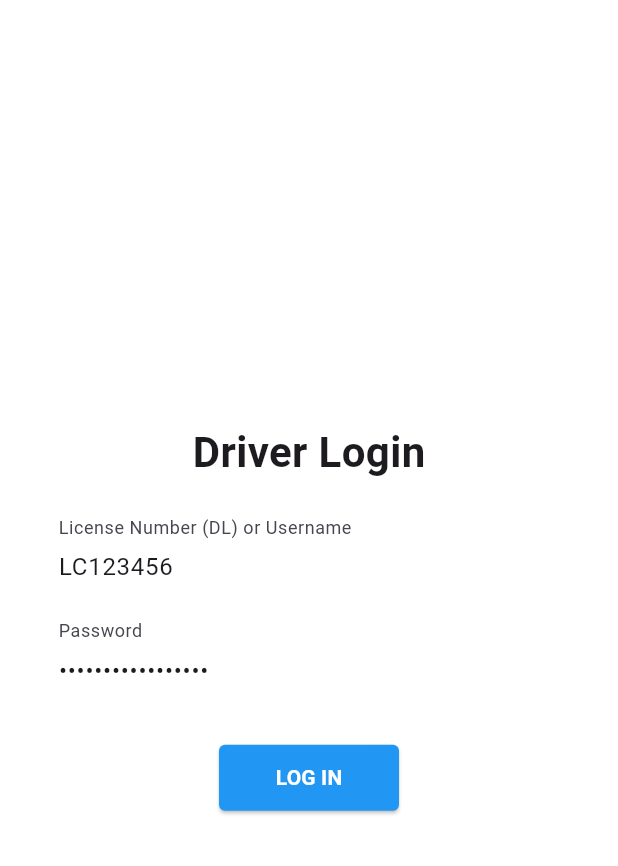
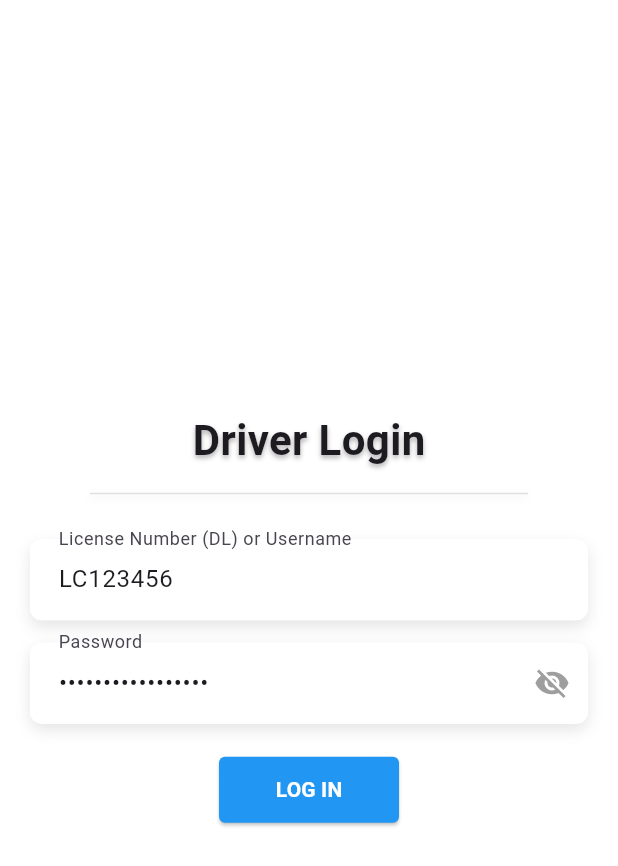
Before and after one commit to YouthStack-Dev/Fleet_Driver_App, a Flutter app: the screen it shows after launch, on a phone screen of 412 x 824 dp. Shown: the top 866 px of the screen. Run offline on Flutter 3.47's test engine with Material 3 defaults, Android fonts, the phone set to English and light mode, and no system bars; our stand-ins replace dio, firebase_core, firebase_database, flutter_secure_storage, geolocator, logger and 2 more; missing offline and left inert: flutter_overlay_window; accounts and stored records are empty.

Commit message:
UI Refinement: Shadows, Fonts, White Theme, Release 1.0.2+3

```diff
--- a/lib/main.dart
+++ b/lib/main.dart
@@ -37,15 +37,19 @@ class MyApp extends StatelessWidget {
         title: 'Driver App',
         navigatorKey: NavigationService.navigatorKey, // Add global key
         theme: ThemeData(
-          scaffoldBackgroundColor: Colors.white, // Bright White Background
+          scaffoldBackgroundColor: Colors.white, // Pure White Background
           primarySwatch: Colors.deepPurple,
           appBarTheme: const AppBarTheme(
-            backgroundColor: Color(0xFF8B85FF), // Light Bright Purple
-            foregroundColor: Colors.white,
+            backgroundColor: Colors.white, // White Header
+            foregroundColor: Colors.black, // Black Text/Icons
             elevation: 0,
-            shape: RoundedRectangleBorder(
-              borderRadius: BorderRadius.vertical(bottom: Radius.circular(20)), // Rounded Corners
+            titleTextStyle: TextStyle(
+              color: Colors.black,
+              fontSize: 24, // Larger
+              fontWeight: FontWeight.w900, // Extra Bold
+              letterSpacing: 0.8,
             ),
+            // Removed rounded shape for glass effect compatibility
           ),
           elevatedButtonTheme: ElevatedButtonThemeData(
             style: ElevatedButton.styleFrom(
--- a/lib/screens/login_screen.dart
+++ b/lib/screens/login_screen.dart
@@ -15,6 +15,7 @@ class _LoginScreenState extends State<LoginScreen> {
   final _passwordController = TextEditingController(text: 'StrongPassword123');
   bool _isLoading = false;
   bool _isChecking = true;
+  bool _isObscure = true;
   String? _error;
 
   @override
@@ -68,39 +69,110 @@ class _LoginScreenState extends State<LoginScreen> {
           child: Column(
             mainAxisAlignment: MainAxisAlignment.center,
             children: [
-              const Text(
+              Text(
                 'Driver Login',
-                style: TextStyle(fontSize: 28, fontWeight: FontWeight.bold),
+                style: TextStyle(
+                  fontSize: 28,
+                  fontWeight: FontWeight.bold,
+                  shadows: [
+                    Shadow(
+                      color: Colors.black.withOpacity(0.3),
+                      offset: const Offset(0, 2),
+                      blurRadius: 4,
+                    ),
+                  ],
+                ),
+              ),
+              const SizedBox(height: 15),
+              // Shadow Divider
+              Container(
+                height: 1,
+                margin: const EdgeInsets.symmetric(horizontal: 40),
+                decoration: BoxDecoration(
+                  color: Colors.grey[300],
+                  boxShadow: [
+                    BoxShadow(
+                      color: Colors.black.withOpacity(0.1),
+                      blurRadius: 4,
+                      offset: const Offset(0, 2),
+                    ),
+                  ],
+                ),
               ),
               const SizedBox(height: 30),
-              TextField(
+              // Shadow Border for License Field
+              Container(
+                decoration: BoxDecoration(
+                  color: Colors.white,
+                  borderRadius: BorderRadius.circular(8),
+                  boxShadow: [
+                    BoxShadow(
+                      color: Colors.black.withOpacity(0.1),
+                      blurRadius: 8,
+                      offset: const Offset(0, 4), // Shadow position
+                    ),
+                  ],
+                ),
+                child: TextField(
                   controller: _licenseController,
                   decoration: InputDecoration(
                     labelText: 'License Number (DL) or Username',
-                  border: OutlineInputBorder(borderRadius: BorderRadius.circular(8)),
+                    border: OutlineInputBorder(
+                      borderRadius: BorderRadius.circular(8),
+                      borderSide: BorderSide.none, // Remove default border to emphasize shadow
+                    ),
                     enabledBorder: OutlineInputBorder(
                       borderRadius: BorderRadius.circular(8),
-                    borderSide: const BorderSide(color: Color(0xFFddd)),
+                      borderSide: BorderSide.none,
                     ),
                     filled: true,
                     fillColor: Colors.white,
                     contentPadding: const EdgeInsets.symmetric(horizontal: 15, vertical: 15),
                   ),
                 ),
+              ),
               const SizedBox(height: 15),
-              TextField(
+              // Shadow Border for Password Field
+              Container(
+                decoration: BoxDecoration(
+                  color: Colors.white,
+                  borderRadius: BorderRadius.circular(8),
+                  boxShadow: [
+                    BoxShadow(
+                      color: Colors.black.withOpacity(0.1),
+                      blurRadius: 8,
+                      offset: const Offset(0, 4),
+                    ),
+                  ],
+                ),
+                child: TextField(
                   controller: _passwordController,
-                obscureText: true,
+                  obscureText: _isObscure,
                   decoration: InputDecoration(
                     labelText: 'Password',
-                  border: OutlineInputBorder(borderRadius: BorderRadius.circular(8)),
+                    border: OutlineInputBorder(
+                      borderRadius: BorderRadius.circular(8),
+                      borderSide: BorderSide.none,
+                    ),
                     enabledBorder: OutlineInputBorder(
                       borderRadius: BorderRadius.circular(8),
-                    borderSide: const BorderSide(color: Color(0xFFddd)),
+                      borderSide: BorderSide.none,
                     ),
                     filled: true,
                     fillColor: Colors.white,
                     contentPadding: const EdgeInsets.symmetric(horizontal: 15, vertical: 15),
+                    suffixIcon: IconButton(
+                      icon: Icon(
+                        _isObscure ? Icons.visibility_off : Icons.visibility,
+                        color: Colors.grey,
+                      ),
+                      onPressed: () {
+                        setState(() {
+                          _isObscure = !_isObscure;
+                        });
+                      },
+                    ),
+                  ),
                 ),
               ),
               const SizedBox(height: 20),
--- a/lib/screens/rides_screen.dart
+++ b/lib/screens/rides_screen.dart
@@ -1,4 +1,5 @@
 import 'package:flutter/material.dart';
+import 'dart:ui'; // For BackdropFilter
 import 'package:provider/provider.dart';
 import 'package:url_launcher/url_launcher.dart';
 import '../providers/booking_provider.dart';
@@ -51,11 +52,19 @@ class _RidesScreenState extends State<RidesScreen> {
     final provider = Provider.of<BookingProvider>(context);
 
     return Scaffold(
+      extendBodyBehindAppBar: true, // Allow body to scroll behind AppBar
       appBar: AppBar(
-        title: const Text('My Schedules'),
+        title: const Text('My Schedules', style: TextStyle(color: Colors.black)),
+        backgroundColor: Colors.white.withOpacity(0.7), // Translucent white
+        flexibleSpace: ClipRect(
+          child: BackdropFilter(
+            filter: ImageFilter.blur(sigmaX: 10, sigmaY: 10),
+            child: Container(color: Colors.transparent),
+          ),
+        ),
         actions: [
           IconButton(
-            icon: const Icon(Icons.refresh, color: Colors.white),
+            icon: const Icon(Icons.refresh, color: Colors.black), // Black Icon
             onPressed: _fetchRoutes,
           )
         ],
@@ -92,7 +101,7 @@ class _RidesScreenState extends State<RidesScreen> {
                       ),
                     )
                   : ListView.builder(
-                      padding: const EdgeInsets.all(16),
+                      padding: const EdgeInsets.only(top: 100, left: 16, right: 16, bottom: 16),
                       itemCount: provider.routes.length,
                       itemBuilder: (context, index) {
                         final route = provider.routes[index];
@@ -457,18 +466,21 @@ class _RidesScreenState extends State<RidesScreen> {
   }
 
   Future<void> _handlePickup(dynamic stop, dynamic route, BookingProvider provider) async {
+    // 1. Show OTP Dialog FIRST (Immediate UI response)
+    String? otp;
+    if (stop['is_boarding_otp_required'] == true) {
+      otp = await _showOtpDialog(context, stop['employee_name']);
+      if (otp == null) return; // Cancelled
+    }
+
+    // 2. Fetch Location SECOND (After UI interaction)
+    // Show a loading indicator ideally, but provider handles async loading state well enough for now.
     final locationProvider = Provider.of<LocationProvider>(context, listen: false);
     final pos = await locationProvider.getCurrentLocation();
 
     if (pos == null) {
       if (mounted) ScaffoldMessenger.of(context).showSnackBar(const SnackBar(content: Text('Location not valid')));
       return;
-    }
-
-    String? otp;
-    if (stop['is_boarding_otp_required'] == true) {
-      otp = await _showOtpDialog(context, stop['employee_name']);
-      if (otp == null) return; // Cancelled
     }
 
     final result = await provider.startTrip(
@@ -489,18 +501,20 @@ class _RidesScreenState extends State<RidesScreen> {
   }
 
   Future<void> _handleDrop(dynamic stop, dynamic route, BookingProvider provider) async {
+    // 1. Show OTP Dialog FIRST (Immediate UI response)
+    String? otp;
+    if (stop['is_deboarding_otp_required'] == true) {
+      otp = await _showOtpDialog(context, stop['employee_name']);
+      if (otp == null) return;
+    }
+
+    // 2. Fetch Location SECOND
     final locationProvider = Provider.of<LocationProvider>(context, listen: false);
     final pos = await locationProvider.getCurrentLocation();
 
     if (pos == null) {
        if (mounted) ScaffoldMessenger.of(context).showSnackBar(const SnackBar(content: Text('Location not valid')));
        return;
-    }
-
-    String? otp;
-    if (stop['is_deboarding_otp_required'] == true) {
-      otp = await _showOtpDialog(context, stop['employee_name']);
-      if (otp == null) return;
     }
 
     final result = await provider.dropTrip(
--- a/pubspec.yaml
+++ b/pubspec.yaml
@@ -16,7 +16,7 @@ publish_to: 'none' # Remove this line if you wish to publish to pub.dev
 # https://developer.apple.com/library/archive/documentation/General/Reference/InfoPlistKeyReference/Articles/CoreFoundationKeys.html
 # In Windows, build-name is used as the major, minor, and patch parts
 # of the product and file versions while build-number is used as the build suffix.
-version: 1.0.1+2
+version: 1.0.2+3
 
 environment:
   sdk: ^3.10.7
@@ -32,7 +32,6 @@ dependencies:
     sdk: flutter
 
   # The following adds the Cupertino Icons font to your application.
-  # Use with the CupertinoIcons class for iOS style icons.
   cupertino_icons: ^1.0.8
   dio: ^5.9.0
   provider: ^6.1.5+1
```
Lines whose indentation alone changed are shown as unchanged.
